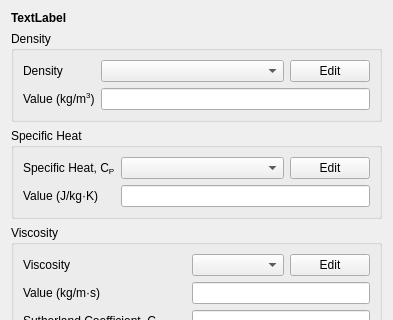
Before: the Qt Designer form view/setup/materials/material_dialog.ui in nextfoam/baram, drawn with Qt 5; both pictures show x 0 to 393 and y 0 to 320 of the 393 by 666 pixel window.
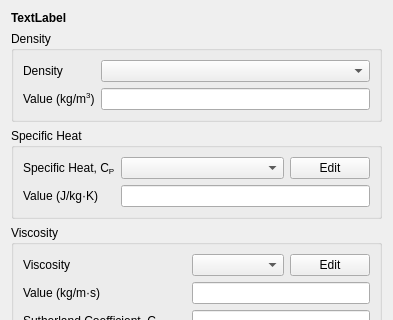
After: the same form once the commit is applied.

Commit message: Implement material remove from coreDB Link CellZone Conditions menu to CoreDB

The edit to the form file:
```diff
--- a/view/setup/materials/material_dialog.ui
+++ b/view/setup/materials/material_dialog.ui
@@ -7,7 +7,7 @@
     <x>0</x>
     <y>0</y>
     <width>377</width>
-    <height>654</height>
+    <height>652</height>
    </rect>
   </property>
   <property name="windowTitle">
@@ -40,21 +40,6 @@
        </widget>
       </item>
       <item row="0" column="1">
-       <widget class="QWidget" name="widget_2" native="true">
-        <layout class="QHBoxLayout" name="horizontalLayout">
-         <property name="leftMargin">
-          <number>0</number>
-         </property>
-         <property name="topMargin">
-          <number>0</number>
-         </property>
-         <property name="rightMargin">
-          <number>0</number>
-         </property>
-         <property name="bottomMargin">
-          <number>0</number>
-         </property>
-         <item>
           <widget class="QComboBox" name="densityType">
            <property name="sizePolicy">
             <sizepolicy hsizetype="Expanding" vsizetype="Fixed">
@@ -62,22 +47,6 @@
              <verstretch>0</verstretch>
             </sizepolicy>
            </property>
-          </widget>
-         </item>
-         <item>
-          <widget class="QPushButton" name="densityEdit">
-           <property name="sizePolicy">
-            <sizepolicy hsizetype="Fixed" vsizetype="Fixed">
-             <horstretch>0</horstretch>
-             <verstretch>0</verstretch>
-            </sizepolicy>
-           </property>
-           <property name="text">
-            <string>Edit</string>
-           </property>
-          </widget>
-         </item>
-        </layout>
        </widget>
       </item>
       <item row="1" column="0">
```
Lines whose indentation alone changed are shown as unchanged. The commit also changes 43 other files.
